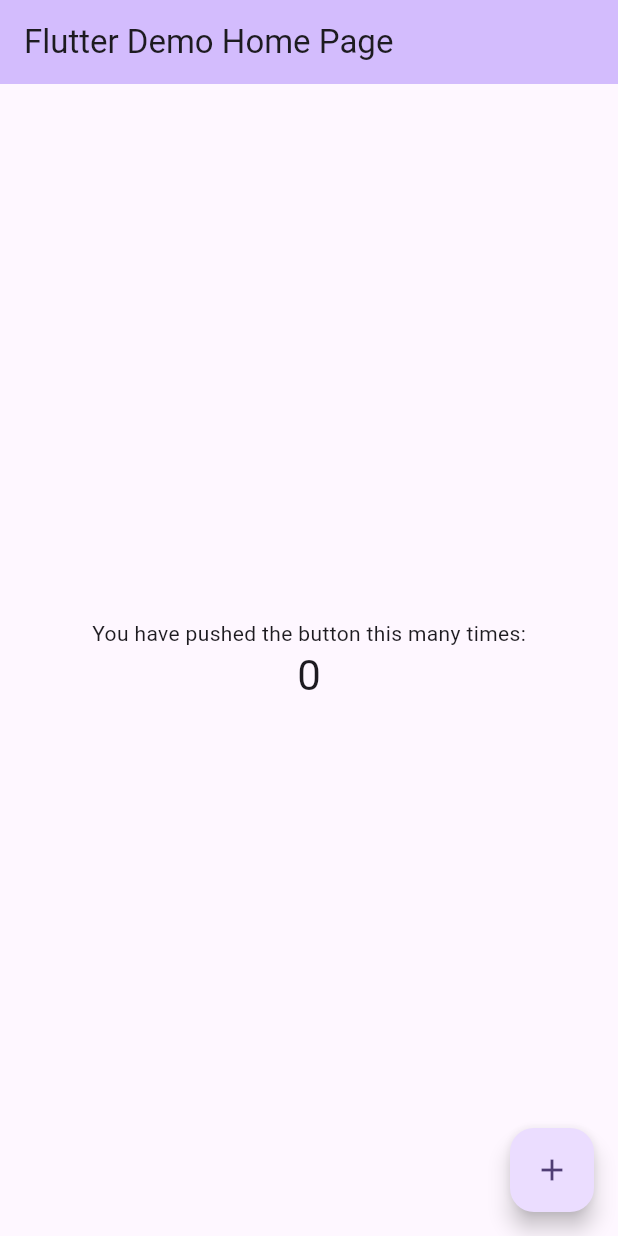
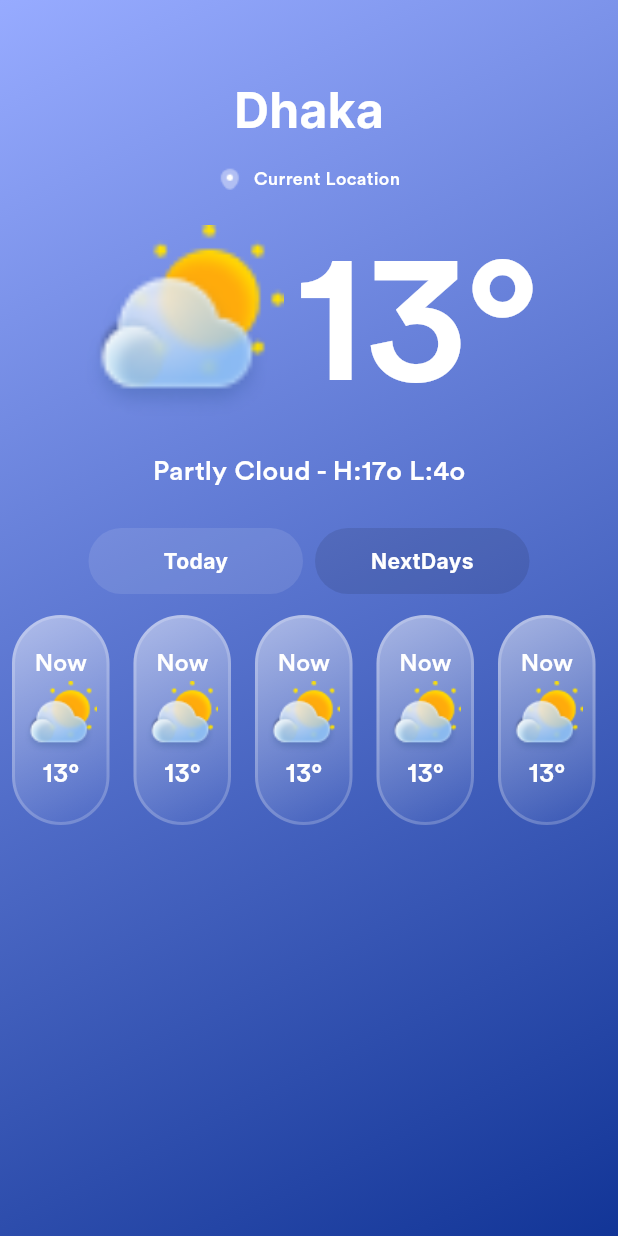
Before and after one commit to PrantoMondal/weatherAppBloc, a Flutter app: the screen it shows after launch, on a phone screen of 412 x 824 dp. Run offline on Flutter 3.47's test engine with Material 3 defaults, Android fonts, the phone set to English and light mode, and no system bars; our stand-ins replace google_fonts.

Commit message:
Homepage UI

```diff
--- a/lib/main.dart
+++ b/lib/main.dart
@@ -1,4 +1,5 @@
 import 'package:flutter/material.dart';
+import 'package:weather_app/pages/home_screen.dart';
 
 void main() {
   runApp(const MyApp());
@@ -15,55 +16,7 @@ class MyApp extends StatelessWidget {
         colorScheme: ColorScheme.fromSeed(seedColor: Colors.deepPurple),
         useMaterial3: true,
       ),
-      home: const MyHomePage(title: 'Flutter Demo Home Page'),
+      home: HomeScreen(),
     );
   }
 }
-
-class MyHomePage extends StatefulWidget {
-  const MyHomePage({super.key, required this.title});
-
-  final String title;
-
-  @override
-  State<MyHomePage> createState() => _MyHomePageState();
-}
-
-class _MyHomePageState extends State<MyHomePage> {
-  int _counter = 0;
-
-  void _incrementCounter() {
-    setState(() {
-      _counter++;
-    });
-  }
-
-  @override
-  Widget build(BuildContext context) {
-    return Scaffold(
-      appBar: AppBar(
-        backgroundColor: Theme.of(context).colorScheme.inversePrimary,
-        title: Text(widget.title),
-      ),
-      body: Center(
-        child: Column(
-          mainAxisAlignment: MainAxisAlignment.center,
-          children: <Widget>[
-            const Text(
-              'You have pushed the button this many times:',
-            ),
-            Text(
-              '$_counter',
-              style: Theme.of(context).textTheme.headlineMedium,
-            ),
-          ],
-        ),
-      ),
-      floatingActionButton: FloatingActionButton(
-        onPressed: _incrementCounter,
-        tooltip: 'Increment',
-        child: const Icon(Icons.add),
-      ),
-    );
-  }
-}
--- /dev/null
+++ b/lib/pages/home_screen.dart
@@ -0,0 +1,201 @@
+import 'package:flutter/cupertino.dart';
+import 'package:flutter/material.dart';
+import 'package:weather_app/utils/text_styles.dart';
+
+class TabWidget {
+  String tabTitle;
+  Widget tabWidget;
+
+  TabWidget({
+    required this.tabTitle,
+    required this.tabWidget,
+  });
+}
+
+class HomeScreen extends StatefulWidget {
+  const HomeScreen({super.key});
+
+  @override
+  State<HomeScreen> createState() => _HomeScreenState();
+}
+
+class _HomeScreenState extends State<HomeScreen> {
+  TabWidget? selectedItem;
+  List<TabWidget> tabWidget = [
+    TabWidget(tabTitle: "Today", tabWidget: const Text("Today")),
+    TabWidget(tabTitle: "NextDays", tabWidget: const Text("NextDays")),
+  ];
+  @override
+  void initState() {
+    selectedItem = tabWidget.first;
+    // TODO: implement initState
+    super.initState();
+  }
+
+  @override
+  Widget build(BuildContext context) {
+    return Scaffold(
+      body: Container(
+        height: MediaQuery.of(context).size.height,
+        width: MediaQuery.of(context).size.width,
+        padding: const EdgeInsets.only(top: 50),
+        decoration: const BoxDecoration(
+          gradient: LinearGradient(
+            begin: Alignment.topLeft,
+            end: Alignment.bottomRight,
+            colors: [
+              Color(0xFF97ABFF),
+              Color(0xFF123597),
+            ],
+          ),
+        ),
+        child: Column(
+          children: [
+            Text(
+              "Dhaka",
+              style: AppTextStyle.inter_700_32_white,
+            ),
+            const SizedBox(
+              height: 15,
+            ),
+            Row(
+              mainAxisAlignment: MainAxisAlignment.center,
+              children: [
+                Image.asset("assets/images/location_1.png"),
+                const SizedBox(
+                  width: 8,
+                ),
+                Text(
+                  "Current Location",
+                  style: AppTextStyle.circularSid_450_12,
+                )
+              ],
+            ),
+            Row(
+              mainAxisAlignment: MainAxisAlignment.center,
+              children: [
+                Image.asset(
+                  "assets/images/partly_cloudy.png",
+                  height: 130,
+                  width: 135,
+                  fit: BoxFit.cover,
+                ),
+                const SizedBox(
+                  width: 8,
+                ),
+                Text(
+                  "13\u00B0",
+                  style: AppTextStyle.circularSid_300_122,
+                )
+              ],
+            ),
+            Text(
+              "Partly Cloud - H:17o L:4o",
+              style: AppTextStyle.circularSid_450_12.copyWith(fontSize: 18),
+            ),
+            const SizedBox(
+              height: 20,
+            ),
+            Padding(
+              padding: const EdgeInsets.symmetric(horizontal: 55.0),
+              child: Row(
+                children: [
+                  for (TabWidget tab in tabWidget)
+                    Expanded(
+                      child: GestureDetector(
+                        onTap: () {
+                          setState(() {
+                            selectedItem = tab;
+                          });
+                        },
+                        child: Column(
+                          children: [
+                            Padding(
+                              padding: const EdgeInsets.all(4.0),
+                              child: Container(
+                                decoration: BoxDecoration(
+                                  color: selectedItem == tab
+                                      ? const Color(0xFFFFFFFF).withOpacity(0.1)
+                                      : const Color(0xFF000000)
+                                          .withOpacity(0.1),
+                                  borderRadius: const BorderRadius.all(
+                                    Radius.circular(100),
+                                  ),
+                                ),
+                                padding: const EdgeInsets.symmetric(
+                                    horizontal: 32.0, vertical: 12),
+                                child: Center(
+                                  child: Text(
+                                    tab.tabTitle,
+                                    style: AppTextStyle.inter_700_32_white
+                                        .copyWith(fontSize: 14),
+                                  ),
+                                ),
+                              ),
+                            ),
+                          ],
+                        ),
+                      ),
+                    ),
+                ],
+              ),
+            ),
+            const SizedBox(
+              height: 10,
+            ),
+            SizedBox(
+              height: 140,
+              child: ListView.builder(
+                scrollDirection: Axis.horizontal,
+                shrinkWrap: true,
+                itemCount: 40,
+                itemBuilder: (context, index) {
+                  return Container(
+                    decoration: BoxDecoration(
+                      border: Border.all(
+                          color: const Color(0xFFFFFFFF).withOpacity(.2),
+                          width: 2),
+                      borderRadius: BorderRadius.circular(100),
+                      gradient: LinearGradient(
+                        begin: Alignment.topLeft,
+                        end: Alignment.bottomRight,
+                        colors: [
+                          const Color(0xFFFFFFFF).withOpacity(.5), //A0B0E6
+                          const Color(0xFFFFFFFF).withOpacity(0),
+                        ],
+                      ),
+                    ),
+                    margin: const EdgeInsets.symmetric(horizontal: 8),
+                    height: 139,
+                    width: 65,
+                    child: Column(
+                      mainAxisAlignment: MainAxisAlignment.center,
+                      children: [
+                        Text(
+                          "Now",
+                          style: AppTextStyle.circularSid_450_12
+                              .copyWith(fontSize: 16),
+                        ),
+                        Image.asset(
+                          "assets/images/partly_cloudy.png",
+                          height: 49,
+                          width: 48,
+                          fit: BoxFit.cover,
+                        ),
+                        Text(
+                          "13\u00B0",
+                          style: AppTextStyle.circularSid_450_12
+                              .copyWith(fontSize: 18),
+                        ),
+                      ],
+                    ),
+                  );
+                },
+              ),
+            ),
+          ],
+        ),
+      ),
+    );
+  }
+}
--- /dev/null
+++ b/lib/utils/text_styles.dart
@@ -0,0 +1,22 @@
+import 'package:flutter/material.dart';
+
+import 'package:google_fonts/google_fonts.dart';
+
+class AppTextStyle {
+  static TextStyle inter_700_32_white = GoogleFonts.inter(
+      fontSize: 32,
+      fontWeight: FontWeight.w700,
+      color: const Color(0xFFFFFFFF));
+
+  static TextStyle circularSid_450_12 = const TextStyle(
+      fontFamily: 'CircularStd',
+      fontSize: 12,
+      fontWeight: FontWeight.w400,
+      color: Color(0xFFFFFFFF));
+
+  static TextStyle circularSid_300_122 = const TextStyle(
+      fontFamily: 'CircularStd',
+      fontSize: 122,
+      fontWeight: FontWeight.w300,
+      color: Color(0xFFFFFFFF));
+}
```
Also changed, not shown: pubspec.yaml (+16 -8 lines), assets/fonts/CircularStd-Black.otf (added), assets/fonts/CircularStd-Bold.otf (added), assets/fonts/CircularStd-Medium.otf (added), assets/images/location_1.png (added), assets/images/partly_cloudy.png (added), pubspec.lock, 2 other files.
